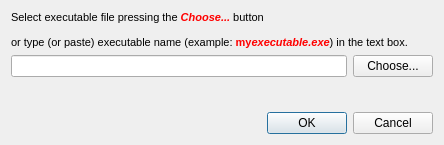
Old version of the form addexedialog.ui in the repository MarioUnoDueTreQuattro/KillManagerQt.
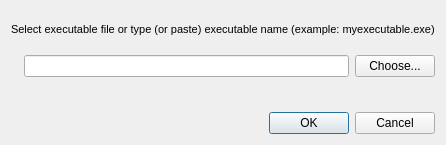
New version of the form. Icons and pictures are not drawn.

```diff
--- a/addexedialog.ui
+++ b/addexedialog.ui
@@ -31,13 +31,22 @@
 &lt;html&gt;&lt;head&gt;&lt;meta name=&quot;qrichtext&quot; content=&quot;1&quot; /&gt;&lt;style type=&quot;text/css&quot;&gt;
 p, li { white-space: pre-wrap; }
 &lt;/style&gt;&lt;/head&gt;&lt;body style=&quot; font-family:'MS Shell Dlg 2'; font-size:8pt; font-weight:400; font-style:normal;&quot;&gt;
-&lt;p style=&quot; margin-top:12px; margin-bottom:12px; margin-left:0px; margin-right:0px; -qt-block-indent:0; text-indent:0px;&quot;&gt;Select executable file pressing the &lt;span style=&quot; font-weight:600; font-style:italic; color:#ff0000;&quot;&gt;Choose... &lt;/span&gt;button&lt;/p&gt;
-&lt;p style=&quot; margin-top:12px; margin-bottom:12px; margin-left:0px; margin-right:0px; -qt-block-indent:0; text-indent:0px;&quot;&gt;or type (or paste) executable name (example: &lt;span style=&quot; font-weight:600; color:#ff0000;&quot;&gt;my&lt;/span&gt;&lt;span style=&quot; font-weight:600; font-style:italic; color:#ff0000;&quot;&gt;executable.exe&lt;/span&gt;) in the text box.&lt;/p&gt;&lt;/body&gt;&lt;/html&gt;</string>
+&lt;p style=&quot; margin-top:0px; margin-bottom:0px; margin-left:0px; margin-right:0px; -qt-block-indent:0; text-indent:0px;&quot;&gt;Select executable file or type (or paste) executable name (example: myexecutable.exe)&lt;/p&gt;&lt;/body&gt;&lt;/html&gt;</string>
          </property>
         </widget>
        </item>
        <item>
         <layout class="QHBoxLayout" name="horizontalLayout">
+         <item>
+          <widget class="QLabel" name="labelIcon">
+           <property name="text">
+            <string/>
+           </property>
+           <property name="pixmap">
+            <pixmap resource="icons.qrc">:/icons/img/imageres_15.ico</pixmap>
+           </property>
+          </widget>
+         </item>
          <item>
           <widget class="QLineEdit" name="lineEditPath"/>
          </item>
```
Left out of the diff: 8 changed lines with no effect on the pictures.
